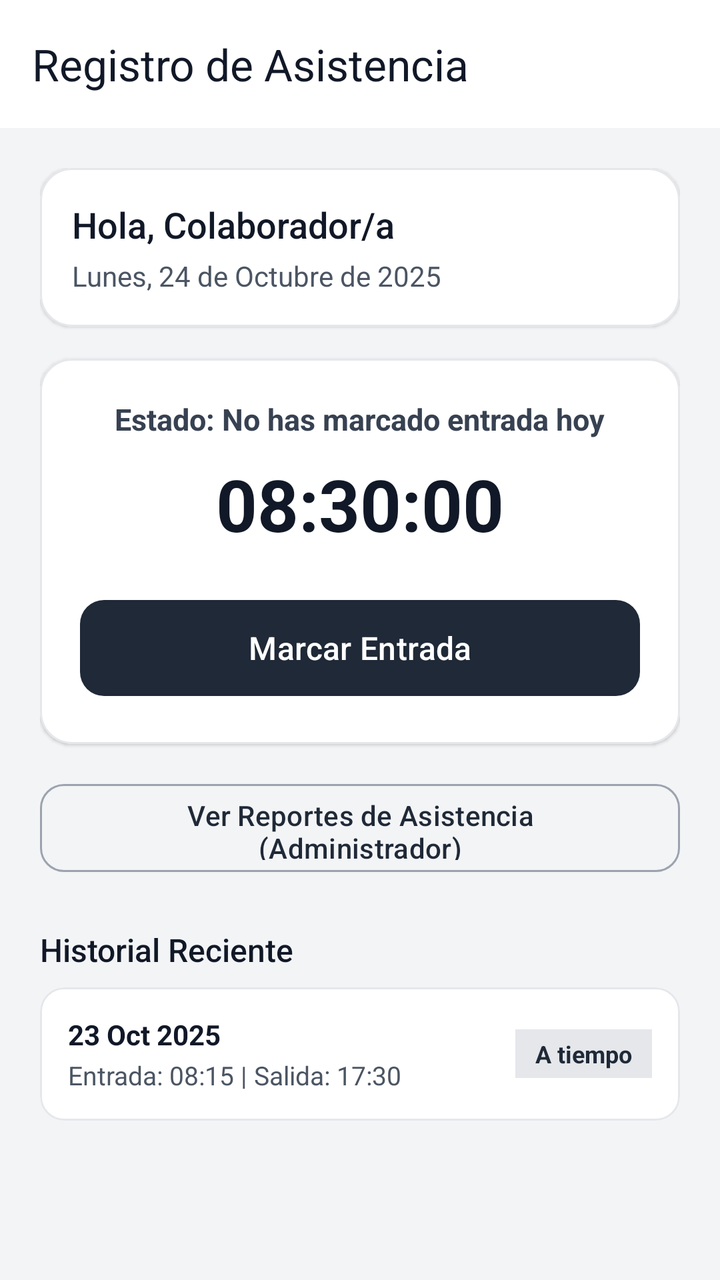
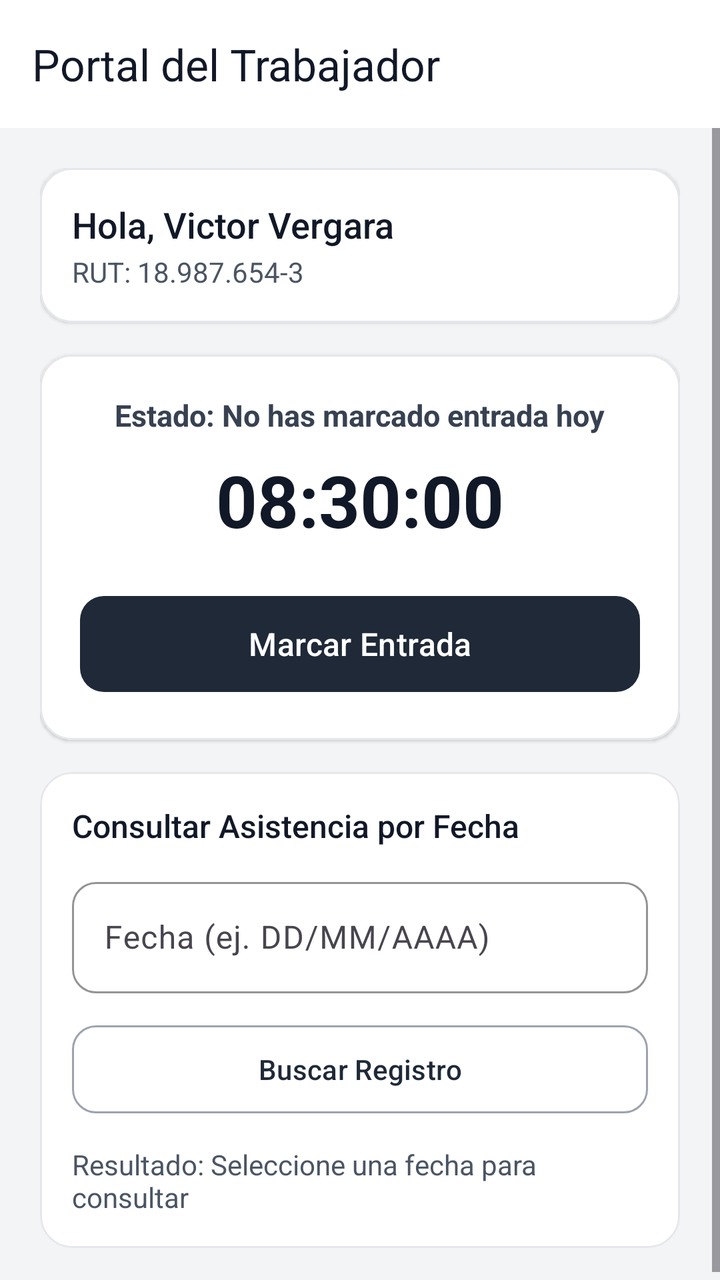

An Android layout rendered at two revisions. The XML below is the earlier revision; the diff shows what the commit changed to produce the second picture.
<!-- AndroidManifest.xml: application theme Theme.Asistencia -->
<!-- res/layout/activity_dashboard.xml -->
<?xml version="1.0" encoding="utf-8"?>
<androidx.constraintlayout.widget.ConstraintLayout xmlns:android="http://schemas.android.com/apk/res/android"
    xmlns:app="http://schemas.android.com/apk/res-auto"
    xmlns:tools="http://schemas.android.com/tools"
    android:id="@+id/main"
    android:layout_width="match_parent"
    android:layout_height="match_parent"
    android:background="@color/gray_100"
    tools:context=".DashboardActivity">

    
    <com.google.android.material.appbar.AppBarLayout
        android:id="@+id/appBar"
        android:layout_width="match_parent"
        android:layout_height="wrap_content"
        android:background="@color/white"
        app:elevation="0dp"
        app:layout_constraintTop_toTopOf="parent">

        <androidx.appcompat.widget.Toolbar
            android:id="@+id/toolbar"
            android:layout_width="match_parent"
            android:layout_height="?attr/actionBarSize"
            app:title="Registro de Asistencia"
            app:titleTextColor="@color/gray_900" />
    </com.google.android.material.appbar.AppBarLayout>

    
    <ScrollView
        android:layout_width="match_parent"
        android:layout_height="0dp"
        android:fillViewport="true"
        app:layout_constraintBottom_toBottomOf="parent"
        app:layout_constraintTop_toBottomOf="@id/appBar">

        <LinearLayout
            android:layout_width="match_parent"
            android:layout_height="wrap_content"
            android:orientation="vertical"
            android:padding="20dp">

            
            <com.google.android.material.card.MaterialCardView
                android:layout_width="match_parent"
                android:layout_height="wrap_content"
                app:cardBackgroundColor="@color/white"
                app:cardCornerRadius="16dp"
                app:cardElevation="1dp"
                app:strokeColor="@color/gray_200"
                app:strokeWidth="1dp">

                <LinearLayout
                    android:layout_width="match_parent"
                    android:layout_height="wrap_content"
                    android:orientation="vertical"
                    android:padding="16dp">

                    <TextView
                        android:id="@+id/tvUserGreeting"
                        android:layout_width="wrap_content"
                        android:layout_height="wrap_content"
                        android:fontFamily="sans-serif-medium"
                        android:text="Hola, Colaborador/a"
                        android:textColor="@color/gray_900"
                        android:textSize="18sp" />

                    <TextView
                        android:id="@+id/tvCurrentDate"
                        android:layout_width="wrap_content"
                        android:layout_height="wrap_content"
                        android:layout_marginTop="4dp"
                        android:text="Lunes, 24 de Octubre de 2025"
                        android:textColor="@color/gray_600"
                        android:textSize="14sp" />
                </LinearLayout>
            </com.google.android.material.card.MaterialCardView>

            
            <com.google.android.material.card.MaterialCardView
                android:layout_width="match_parent"
                android:layout_height="wrap_content"
                android:layout_marginTop="16dp"
                app:cardBackgroundColor="@color/white"
                app:cardCornerRadius="16dp"
                app:cardElevation="1dp"
                app:strokeColor="@color/gray_200"
                app:strokeWidth="1dp">

                <LinearLayout
                    android:layout_width="match_parent"
                    android:layout_height="wrap_content"
                    android:orientation="vertical"
                    android:padding="20dp"
                    android:gravity="center">

                    <TextView
                        android:id="@+id/tvClockStatus"
                        android:layout_width="wrap_content"
                        android:layout_height="wrap_content"
                        android:text="Estado: No has marcado entrada hoy"
                        android:textColor="@color/gray_700"
                        android:textSize="15sp"
                        android:textStyle="bold" />

                    <TextView
                        android:id="@+id/tvCurrentTime"
                        android:layout_width="wrap_content"
                        android:layout_height="wrap_content"
                        android:layout_marginTop="8dp"
                        android:text="08:30:00"
                        android:textColor="@color/gray_900"
                        android:textSize="36sp"
                        android:textStyle="bold" />

                    <com.google.android.material.button.MaterialButton
                        android:id="@+id/btnClockAction"
                        android:layout_width="match_parent"
                        android:layout_height="56dp"
                        android:layout_marginTop="20dp"
                        android:text="Marcar Entrada"
                        android:textColor="@color/white"
                        android:textSize="16sp"
                        app:backgroundTint="@color/gray_800"
                        app:cornerRadius="12dp"
                        app:elevation="0dp" />

                </LinearLayout>
            </com.google.android.material.card.MaterialCardView>

            
            <com.google.android.material.button.MaterialButton
                android:id="@+id/btnOpenAdmin"
                style="@style/Widget.Material3.Button.OutlinedButton"
                android:layout_width="match_parent"
                android:layout_height="52dp"
                android:layout_marginTop="16dp"
                android:text="Ver Reportes de Asistencia (Administrador)"
                android:textColor="@color/gray_800"
                app:cornerRadius="12dp"
                app:strokeColor="@color/gray_400" />

            
            <TextView
                android:layout_width="wrap_content"
                android:layout_height="wrap_content"
                android:layout_marginTop="24dp"
                android:layout_marginBottom="8dp"
                android:fontFamily="sans-serif-medium"
                android:text="Historial Reciente"
                android:textColor="@color/gray_900"
                android:textSize="16sp" />

            
            <LinearLayout
                android:id="@+id/layoutHistoryContainer"
                android:layout_width="match_parent"
                android:layout_height="wrap_content"
                android:orientation="vertical">

                
                <com.google.android.material.card.MaterialCardView
                    android:layout_width="match_parent"
                    android:layout_height="wrap_content"
                    android:layout_marginBottom="8dp"
                    app:cardBackgroundColor="@color/white"
                    app:cardCornerRadius="12dp"
                    app:cardElevation="0dp"
                    app:strokeColor="@color/gray_200"
                    app:strokeWidth="1dp">

                    <LinearLayout
                        android:layout_width="match_parent"
                        android:layout_height="wrap_content"
                        android:orientation="horizontal"
                        android:padding="14dp"
                        android:gravity="center_vertical">

                        <LinearLayout
                            android:layout_width="0dp"
                            android:layout_height="wrap_content"
                            android:layout_weight="1"
                            android:orientation="vertical">

                            <TextView
                                android:layout_width="wrap_content"
                                android:layout_height="wrap_content"
                                android:text="23 Oct 2025"
                                android:textColor="@color/gray_900"
                                android:textStyle="bold" />

                            <TextView
                                android:layout_width="wrap_content"
                                android:layout_height="wrap_content"
                                android:layout_marginTop="2dp"
                                android:text="Entrada: 08:15 | Salida: 17:30"
                                android:textColor="@color/gray_600"
                                android:textSize="13sp" />
                        </LinearLayout>

                        <TextView
                            android:layout_width="wrap_content"
                            android:layout_height="wrap_content"
                            android:background="@color/gray_200"
                            android:paddingHorizontal="10dp"
                            android:paddingVertical="4dp"
                            android:text="A tiempo"
                            android:textColor="@color/gray_800"
                            android:textSize="12sp"
                            android:textStyle="bold" />
                    </LinearLayout>
                </com.google.android.material.card.MaterialCardView>

            </LinearLayout>

        </LinearLayout>
    </ScrollView>

</androidx.constraintlayout.widget.ConstraintLayout>
<!-- resources referenced by this layout -->
<resources>
  <color name="gray_100">#F3F4F6</color>
  <color name="gray_200">#E5E7EB</color>
  <color name="gray_400">#9CA3AF</color>
  <color name="gray_600">#4B5563</color>
  <color name="gray_700">#374151</color>
  <color name="gray_800">#1F2937</color>
  <color name="gray_900">#111827</color>
  <color name="white">#FFFFFFFF</color>
  <style name="Theme.Asistencia" parent="Base.Theme.Asistencia" />
  <style name="Base.Theme.Asistencia" parent="Theme.Material3.DayNight.NoActionBar">
          
          
      </style>
</resources>

<!-- the commit's change to res/layout/activity_dashboard.xml (unified diff, before → after) -->
@@ -21,7 +21,7 @@
             android:id="@+id/toolbar"
             android:layout_width="match_parent"
             android:layout_height="?attr/actionBarSize"
-            app:title="Registro de Asistencia"
+            app:title="Portal del Trabajador"
             app:titleTextColor="@color/gray_900" />
     </com.google.android.material.appbar.AppBarLayout>
 
@@ -60,16 +60,16 @@
                         android:layout_width="wrap_content"
                         android:layout_height="wrap_content"
                         android:fontFamily="sans-serif-medium"
-                        android:text="Hola, Colaborador/a"
+                        android:text="Hola, Victor Vergara"
                         android:textColor="@color/gray_900"
                         android:textSize="18sp" />
 
                     <TextView
-                        android:id="@+id/tvCurrentDate"
-                        android:layout_width="wrap_content"
-                        android:layout_height="wrap_content"
-                        android:layout_marginTop="4dp"
-                        android:text="Lunes, 24 de Octubre de 2025"
+                        android:id="@+id/tvUserRut"
+                        android:layout_width="wrap_content"
+                        android:layout_height="wrap_content"
+                        android:layout_marginTop="2dp"
+                        android:text="RUT: 18.987.654-3"
                         android:textColor="@color/gray_600"
                         android:textSize="14sp" />
                 </LinearLayout>
@@ -128,89 +128,84 @@
             </com.google.android.material.card.MaterialCardView>
 
             
+            <com.google.android.material.card.MaterialCardView
+                android:layout_width="match_parent"
+                android:layout_height="wrap_content"
+                android:layout_marginTop="16dp"
+                app:cardBackgroundColor="@color/white"
+                app:cardCornerRadius="16dp"
+                app:cardElevation="1dp"
+                app:strokeColor="@color/gray_200"
+                app:strokeWidth="1dp">
+
+                <LinearLayout
+                    android:layout_width="match_parent"
+                    android:layout_height="wrap_content"
+                    android:orientation="vertical"
+                    android:padding="16dp">
+
+                    <TextView
+                        android:layout_width="wrap_content"
+                        android:layout_height="wrap_content"
+                        android:fontFamily="sans-serif-medium"
+                        android:text="Consultar Asistencia por Fecha"
+                        android:textColor="@color/gray_900"
+                        android:textSize="16sp" />
+
+                    <com.google.android.material.textfield.TextInputLayout
+                        style="@style/Widget.Material3.TextInputLayout.OutlinedBox"
+                        android:layout_width="match_parent"
+                        android:layout_height="wrap_content"
+                        android:layout_marginTop="12dp"
+                        android:hint="Fecha (ej. DD/MM/AAAA)"
+                        app:boxCornerRadiusBottomEnd="12dp"
+                        app:boxCornerRadiusBottomStart="12dp"
+                        app:boxCornerRadiusTopEnd="12dp"
+                        app:boxCornerRadiusTopStart="12dp"
+                        app:boxStrokeColor="@color/gray_600">
+
+                        <com.google.android.material.textfield.TextInputEditText
+                            android:id="@+id/etQueryDate"
+                            android:layout_width="match_parent"
+                            android:layout_height="wrap_content"
+                            android:inputType="date"
+                            android:textColor="@color/gray_900" />
+                    </com.google.android.material.textfield.TextInputLayout>
+
+                    <com.google.android.material.button.MaterialButton
+                        android:id="@+id/btnQueryAttendance"
+                        style="@style/Widget.Material3.Button.OutlinedButton"
+                        android:layout_width="match_parent"
+                        android:layout_height="52dp"
+                        android:layout_marginTop="12dp"
+                        android:text="Buscar Registro"
+                        android:textColor="@color/gray_800"
+                        app:cornerRadius="12dp"
+                        app:strokeColor="@color/gray_400" />
+
+                    <TextView
+                        android:id="@+id/tvQueryResult"
+                        android:layout_width="match_parent"
+                        android:layout_height="wrap_content"
+                        android:layout_marginTop="12dp"
+                        android:text="Resultado: Seleccione una fecha para consultar"
+                        android:textColor="@color/gray_600"
+                        android:textSize="14sp" />
+                </LinearLayout>
+            </com.google.android.material.card.MaterialCardView>
+
+            
             <com.google.android.material.button.MaterialButton
                 android:id="@+id/btnOpenAdmin"
-                style="@style/Widget.Material3.Button.OutlinedButton"
                 android:layout_width="match_parent"
                 android:layout_height="52dp"
                 android:layout_marginTop="16dp"
-                android:text="Ver Reportes de Asistencia (Administrador)"
-                android:textColor="@color/gray_800"
+                android:text="Ir a Panel Administrador"
+                android:textColor="@color/white"
+                app:backgroundTint="@color/gray_700"
                 app:cornerRadius="12dp"
-                app:strokeColor="@color/gray_400" />
-
-            
-            <TextView
-                android:layout_width="wrap_content"
-                android:layout_height="wrap_content"
-                android:layout_marginTop="24dp"
-                android:layout_marginBottom="8dp"
-                android:fontFamily="sans-serif-medium"
-                android:text="Historial Reciente"
-                android:textColor="@color/gray_900"
-                android:textSize="16sp" />
-
-            
-            <LinearLayout
-                android:id="@+id/layoutHistoryContainer"
-                android:layout_width="match_parent"
-                android:layout_height="wrap_content"
-                android:orientation="vertical">
-
-                
-                <com.google.android.material.card.MaterialCardView
-                    android:layout_width="match_parent"
-                    android:layout_height="wrap_content"
-                    android:layout_marginBottom="8dp"
-                    app:cardBackgroundColor="@color/white"
-                    app:cardCornerRadius="12dp"
-                    app:cardElevation="0dp"
-                    app:strokeColor="@color/gray_200"
-                    app:strokeWidth="1dp">
-
-                    <LinearLayout
-                        android:layout_width="match_parent"
-                        android:layout_height="wrap_content"
-                        android:orientation="horizontal"
-                        android:padding="14dp"
-                        android:gravity="center_vertical">
-
-                        <LinearLayout
-                            android:layout_width="0dp"
-                            android:layout_height="wrap_content"
-                            android:layout_weight="1"
-                            android:orientation="vertical">
-
-                            <TextView
-                                android:layout_width="wrap_content"
-                                android:layout_height="wrap_content"
-                                android:text="23 Oct 2025"
-                                android:textColor="@color/gray_900"
-                                android:textStyle="bold" />
-
-                            <TextView
-                                android:layout_width="wrap_content"
-                                android:layout_height="wrap_content"
-                                android:layout_marginTop="2dp"
-                                android:text="Entrada: 08:15 | Salida: 17:30"
-                                android:textColor="@color/gray_600"
-                                android:textSize="13sp" />
-                        </LinearLayout>
-
-                        <TextView
-                            android:layout_width="wrap_content"
-                            android:layout_height="wrap_content"
-                            android:background="@color/gray_200"
-                            android:paddingHorizontal="10dp"
-                            android:paddingVertical="4dp"
-                            android:text="A tiempo"
-                            android:textColor="@color/gray_800"
-                            android:textSize="12sp"
-                            android:textStyle="bold" />
-                    </LinearLayout>
-                </com.google.android.material.card.MaterialCardView>
-
-            </LinearLayout>
+                app:elevation="0dp"
+                android:visibility="gone" />
 
         </LinearLayout>
     </ScrollView>
